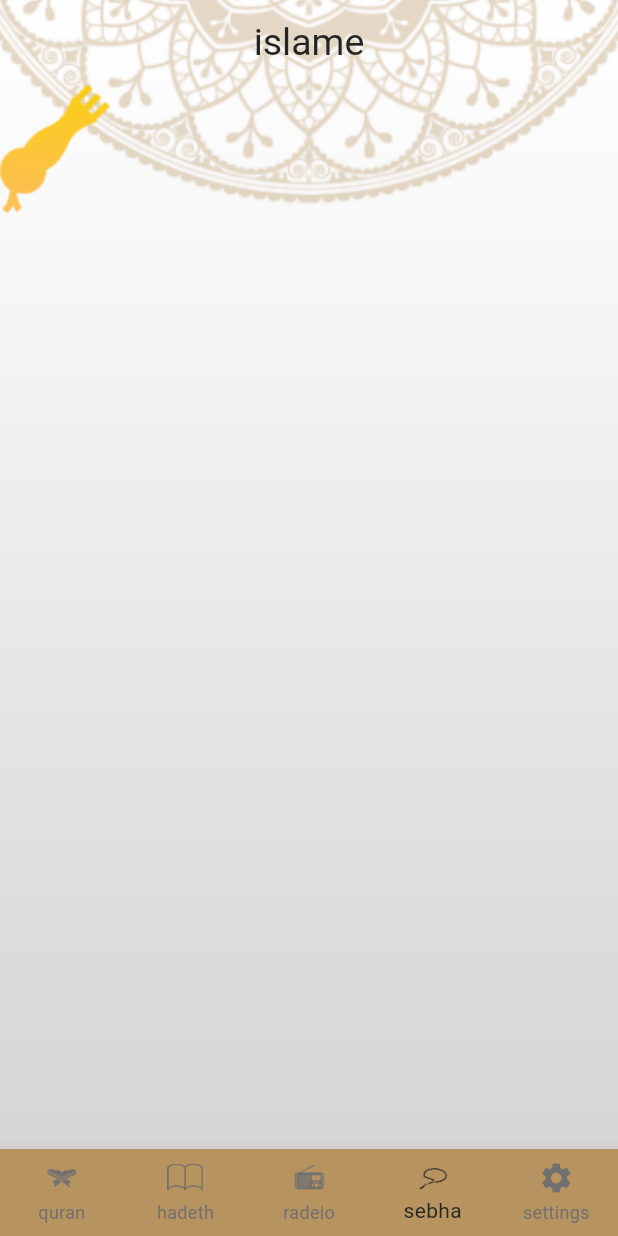
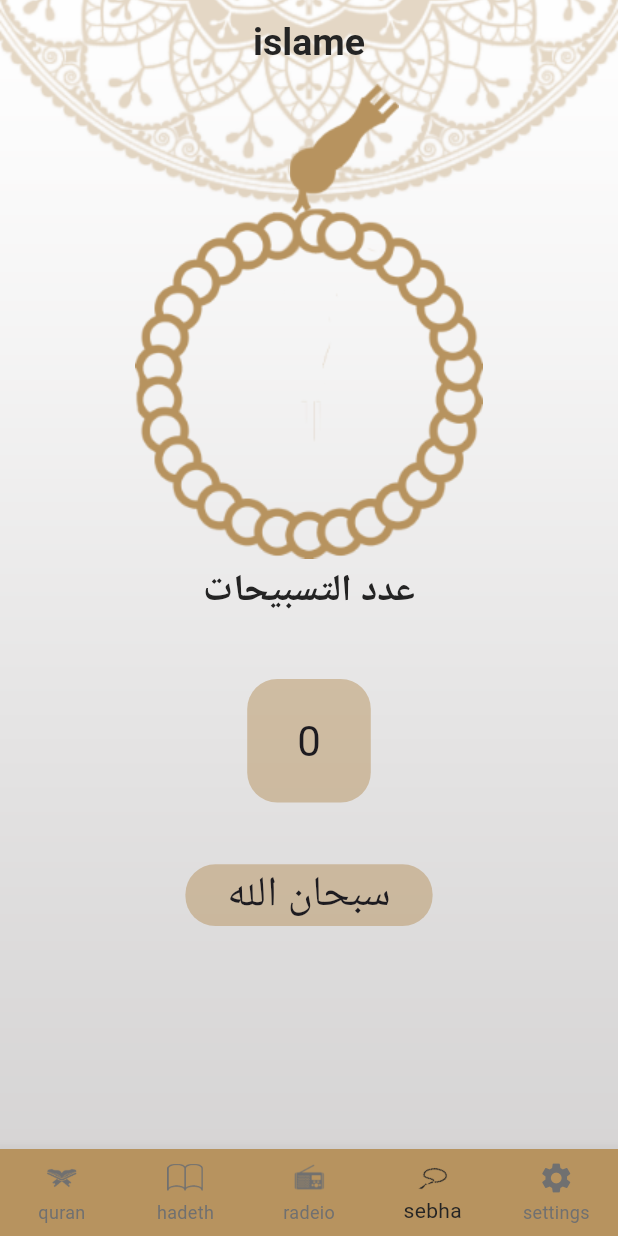
Before and after one commit to Amr-kh-dev/islame, a Flutter app: the screen it shows after launch, item 4 of the bottom bar chosen, on a phone screen of 412 x 824 dp. Run offline on Flutter 3.47's test engine with Material 3 defaults, Android fonts, the phone set to English and light mode, and no system bars; generated files the repository leaves out were written again.

Commit message:
finshsebha_tap

```diff
--- a/lib/app_them.dart
+++ /dev/null
@@ -1 +0,0 @@
-// TODO Implement this library.
--- a/lib/home_screen.dart
+++ b/lib/home_screen.dart
@@ -3,7 +3,7 @@ import 'package:flutter_application_1/tabs/hadeth/hadeth_tap.dart';
 import 'package:flutter_application_1/tabs/quran/quran.dart';
 import 'package:flutter_application_1/tabs/sebha/sebha.dart';
 import 'package:flutter_application_1/tabs/radio/radio.dart';
-import 'package:flutter_application_1/tabs/settings/provied_setting.dart';
+import 'package:flutter_application_1/provider/provied_setting.dart';
 import 'package:flutter_application_1/tabs/settings/settings.dart';
 import 'package:provider/provider.dart';
 import 'package:flutter_gen/gen_l10n/app_localizations.dart';
--- a/lib/main.dart
+++ b/lib/main.dart
@@ -1,7 +1,7 @@
 import 'package:flutter/material.dart';
 import 'package:flutter_application_1/tabs/hadeth/hadeth_contant_screen.dart';
 import 'package:flutter_application_1/tabs/quran/sura_contant.dart';
-import 'package:flutter_application_1/tabs/settings/provied_setting.dart';
+import 'package:flutter_application_1/provider/provied_setting.dart';
 import 'package:flutter_application_1/theme_app.dart';
 import 'package:provider/provider.dart';
 import 'home_screen.dart';
--- /dev/null
+++ b/lib/provider/provied_sebha.dart
@@ -0,0 +1,19 @@
+import 'package:flutter/material.dart';
+
+class ProviedSebha with ChangeNotifier {
+   int counter = 0;
+   int index = 0;
+   List<String> typesOfSebha = ['سبحان الله', 'الحمدلله', 'الله اكبر '];
+  double angle = 0;
+  void onZekerpreesde() {
+    angle = angle + 0.5;
+    counter++;
+    if (counter % 33 == 0) {
+      index++;
+      if (index >= typesOfSebha.length) {
+        index = 0;
+      }
+    }
+    notifyListeners();
+  }
+}
--- a/lib/tabs/radio/radio.dart
+++ b/lib/tabs/radio/radio.dart
@@ -1,5 +1,5 @@
 import 'package:flutter/material.dart';
-import 'package:flutter_application_1/tabs/settings/provied_setting.dart';
+import 'package:flutter_application_1/provider/provied_setting.dart';
 import 'package:flutter_application_1/theme_app.dart';
 import 'package:provider/provider.dart';
 
--- a/lib/tabs/sebha/sebha.dart
+++ b/lib/tabs/sebha/sebha.dart
@@ -1,14 +1,96 @@
 import 'package:flutter/material.dart';
+import 'package:flutter_application_1/provider/provied_sebha.dart';
+import 'package:flutter_application_1/provider/provied_setting.dart';
+import 'package:flutter_application_1/theme_app.dart';
+import 'package:provider/provider.dart';
 
 class Sebha extends StatelessWidget {
- ThemeMode mode = ThemeMode.system;
+  ThemeMode mode = ThemeMode.system;
+
   @override
   Widget build(BuildContext context) {
-    return Scaffold(
-      body: Column(children: [
-        Image(image:  AssetImage( 'assets/images/head_sebha_dark.png')),
+    final width = MediaQuery.of(context).size.width;
+    final height = MediaQuery.of(context).size.height;
+    final isLightMode = Theme.of(context).brightness == Brightness.light;
 
-      ]),
+    return ChangeNotifierProvider(
+      create: (context) => ProviedSebha(),
+      child: Consumer2<ProviedSebha, ProviedSetting>(
+        builder: (context, sebha, setting, child) {
+         return Center(
+          child: Column(
+            crossAxisAlignment: CrossAxisAlignment.stretch,
+            children: [
+              Center(
+                child: Stack(
+                  children: [
+                    Padding(
+                      padding:
+                          EdgeInsets.only(left: width * 0.25, top: height * 0),
+                      child: Image.asset(setting.theme == ThemeMode.light
+                          ? 'assets/images/head_sebha_logo.png'
+                          : 'assets/images/body_sebha_dark.png'),
+                    ),
+                    Padding(
+                      padding: EdgeInsets.only(top: height * 0.10),
+                      child: Transform.rotate(angle: sebha.angle,
+                        child: Image.asset(setting.theme == ThemeMode.light
+                            ? 'assets/images/body_sebha_logo.png'
+                            : 'assets/images/body_sebha_dark.png'),
+                      ),
+                    ),
+                  ],
+                ),
+              ),
+              SizedBox(
+                height: 5,
+              ),
+              Center(
+                  child: Text(
+                'عدد التسبيحات',
+                style: Theme.of(context).textTheme.headlineSmall,
+              )),
+              SizedBox(
+                height: height*0.05,
+              ),
+              Center(
+                child: InkWell(
+                  onTap: sebha.onZekerpreesde,
+                  child: Container(
+                    alignment: Alignment.center,
+                    height: height * 0.1,
+                    width: width * 0.2,
+                    decoration: BoxDecoration(
+                        color: isLightMode
+                            ? ThemeApp.lightPrimre.withOpacity(0.5)
+                            : ThemeApp.darkPrimre.withOpacity(0.5),
+                        borderRadius: BorderRadius.circular(20)),
+                    child: Text(sebha.counter.toString(),
+                        style: Theme.of(context).textTheme.headlineMedium),
+                  ),
+                ),
+              ),
+              SizedBox(
+                height: height * 0.05,
+              ),
+              Center(
+                child: Container(
+                  alignment: Alignment.center,
+                  height: height * 0.05,
+                  width: width * 0.4,
+                  decoration: BoxDecoration(
+                      color: isLightMode
+                          ? ThemeApp.lightPrimre.withOpacity(0.5)
+                          : ThemeApp.darkPrimre.withOpacity(0.5),
+                      borderRadius: BorderRadius.circular(20)),
+                  child: Text(sebha.typesOfSebha[sebha.index],
+                      style: Theme.of(context).textTheme.headlineMedium),
+                ),
+              )
+            ],
+          ),
+        );}
+      ),
     );
   }
 }
--- a/lib/tabs/settings/settings.dart
+++ b/lib/tabs/settings/settings.dart
@@ -1,6 +1,6 @@
 import 'package:flutter/material.dart';
 import 'package:flutter_application_1/tabs/settings/language.dart';
-import 'package:flutter_application_1/tabs/settings/provied_setting.dart';
+import 'package:flutter_application_1/provider/provied_setting.dart';
 import 'package:flutter_application_1/theme_app.dart';
 import 'package:provider/provider.dart';
 import 'package:flutter_gen/gen_l10n/app_localizations.dart';
--- a/lib/theme_app.dart
+++ b/lib/theme_app.dart
@@ -27,7 +27,7 @@ class ThemeApp {
       textTheme: TextTheme(
 headlineSmall: TextStyle(
   fontSize: 25,
-  fontWeight: FontWeight.w400,
+  fontWeight: FontWeight.w600,
   color: black
 ),
 labelLarge: TextStyle(
```
Also changed, not shown: lib/provider/provied_setting.dart (renamed from lib/tabs/settings/provied_setting.dart).
